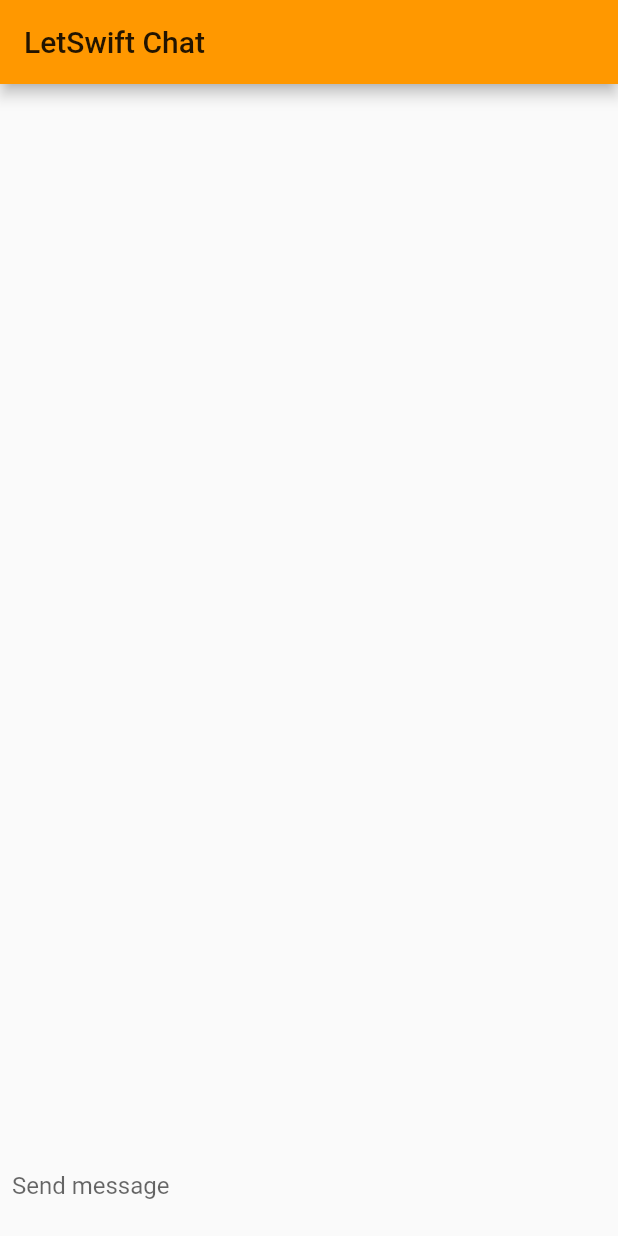
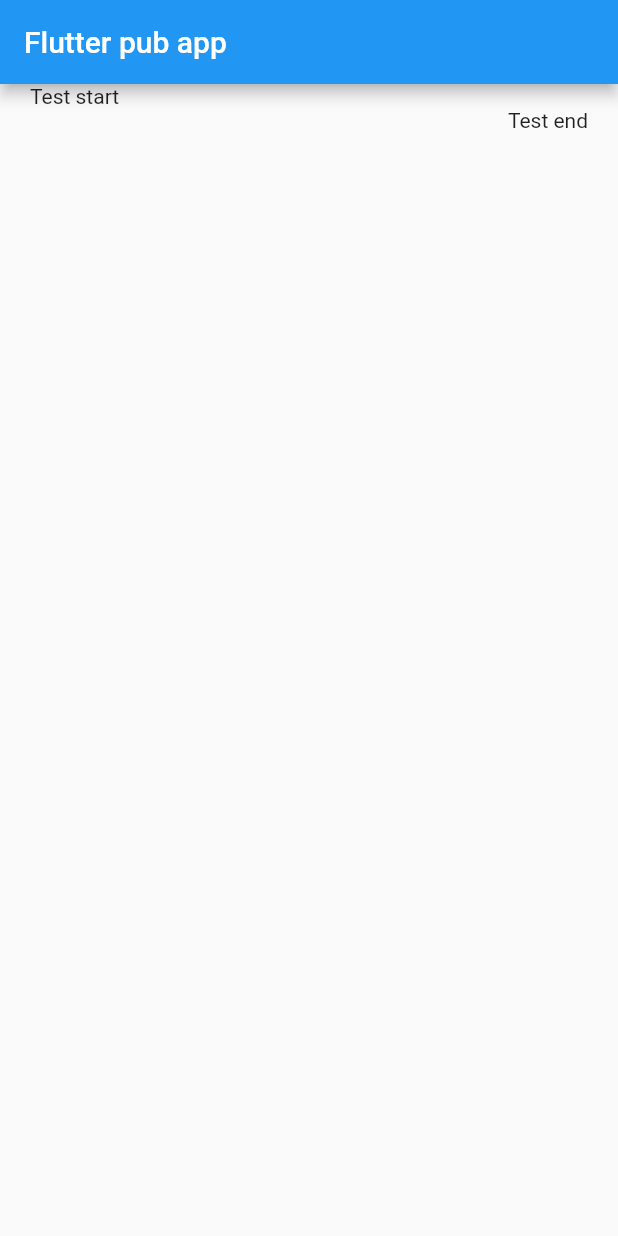
Before and after one commit to koral--/letswift-chat, a Flutter app: the screen it shows after launch, on a phone screen of 412 x 824 dp. Run offline on Flutter 3.47's test engine with Material 2 defaults, Android fonts, the phone set to English and light mode, and no system bars.

Commit message:
Add RTL demo

```diff
--- a/lib/main.dart
+++ b/lib/main.dart
@@ -1,12 +1,14 @@
 import 'package:flutter/material.dart';
+import 'package:flutter_localizations/flutter_localizations.dart';
 
-void main() => runApp(LetSwiftChatApp());
+void main() => runApp(FlutterPubApp());
 
-class LetSwiftChatApp extends StatelessWidget {
+class FlutterPubApp extends StatelessWidget {
   @override
   Widget build(BuildContext context) {
     return MaterialApp(
-      theme: ThemeData(primarySwatch: Colors.orange),
+      supportedLocales: [Locale("en"), Locale("ar")],
+      localizationsDelegates: GlobalMaterialLocalizations.delegates,
       home: ChatScreen(),
     );
   }
@@ -18,92 +20,32 @@ class ChatScreen extends StatefulWidget {
 }
 
 class _ChatScreenState extends State<ChatScreen> with TickerProviderStateMixin {
-  final _messages = <ChatMessage>[];
 
   @override
   Widget build(BuildContext context) {
     return Scaffold(
       appBar: AppBar(
-        title: const Text("LetSwift Chat"),
+        title: const Text("Flutter pub app"),
       ),
       body: Column(
         children: <Widget>[
-          Flexible(
-            child: ListView.separated(
-              itemBuilder: (BuildContext context, int index) {
-                return Dismissible(
-                  child: _messages[index],
-                  key: Key(_messages[index]._message),
-                  background: Container(
-                    color: Colors.red,
-                  ),
-                  onDismissed: (DismissDirection direction) {
-                    setState(() {
-                      _messages.removeAt(index);
-                    });
-                  },
-                );
-              },
-              itemCount: _messages.length,
-              reverse: true,
-              separatorBuilder: (BuildContext context, int index) {
-                return Divider(
-                  color: Theme.of(context).primaryColor,
-                );
-              },
+          const Align(
+            alignment: AlignmentDirectional.topStart,
+            child: Padding(
+              padding: EdgeInsetsDirectional.only(start: 20.0),
+              child: Text("Test start"),
             ),
           ),
-          Padding(
-            padding: const EdgeInsets.only(left: 8.0, right: 8.0, bottom: 24.0),
-            child: TextField(
-              decoration: InputDecoration.collapsed(hintText: "Send message"),
-              onSubmitted: (String text) {
-                final animationController = AnimationController(
-                    vsync: this, duration: Duration(seconds: 1));
-                final chatMessage = ChatMessage(text, animationController);
-                setState(() {
-                  _messages.insert(0, chatMessage);
-                });
-                animationController.forward();
-              },
+          const Align(
+            alignment: AlignmentDirectional.bottomEnd,
+            child: Padding(
+              padding: EdgeInsetsDirectional.only(end: 20.0),
+              child: Text("Test end"),
             ),
-          )
+          ),
         ],
-      ),
+      )
     );
   }
 
-  @override
-  void dispose() {
-    _messages.forEach((ChatMessage chatMessage) {
-      chatMessage._animationController.dispose();
-    });
-    super.dispose();
-  }
 }
-
-class ChatMessage extends StatelessWidget {
-  final String _message;
-  final AnimationController _animationController;
-
-  ChatMessage(this._message, this._animationController);
-
-  @override
-  Widget build(BuildContext context) {
-    return SizeTransition(
-      child: Row(
-        children: <Widget>[
-          Padding(
-            padding: const EdgeInsets.all(8.0),
-            child: const CircleAvatar(
-              child: const Text("K"),
-            ),
-          ),
-          Text(_message),
-        ],
-      ),
-      sizeFactor:
-          CurvedAnimation(parent: _animationController, curve: Curves.easeOut),
-    );
-  }
-}
```
Also changed, not shown: 1 other file.
